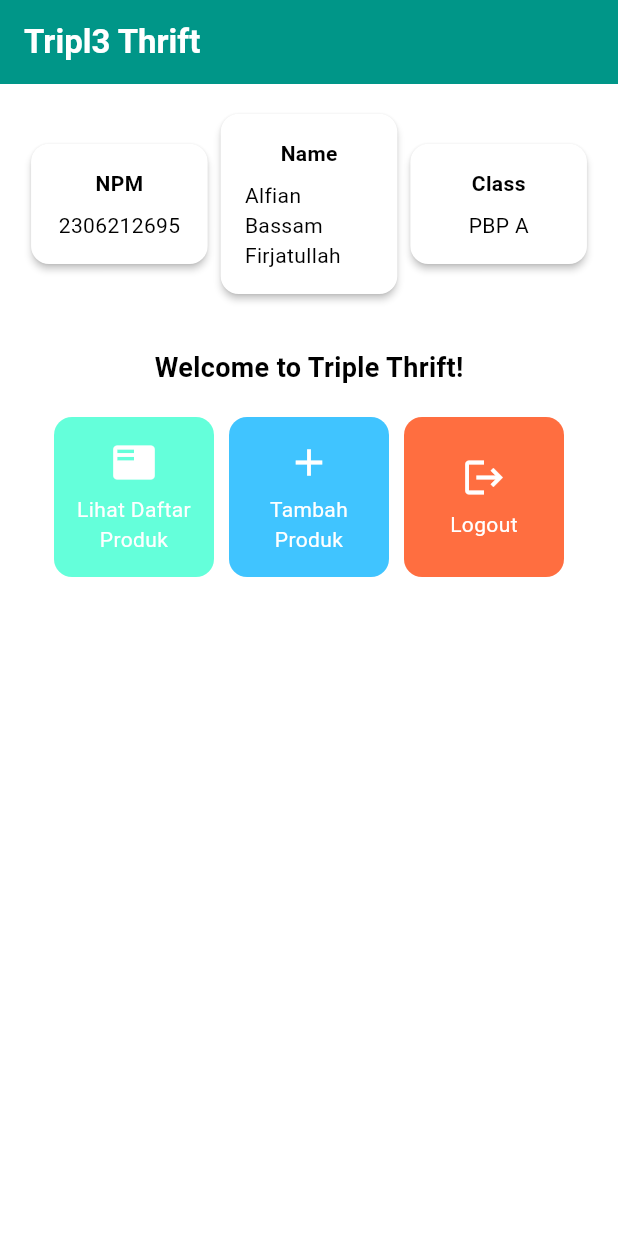
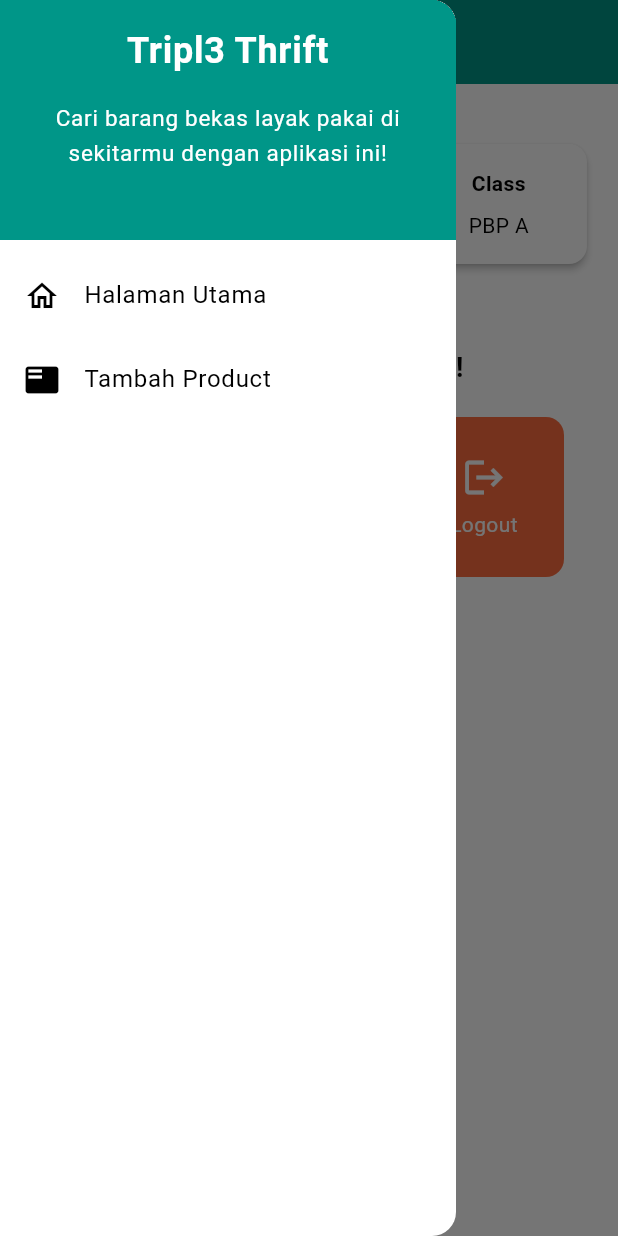
Before and after one commit to AlfianFirja/triple-thrift-mobile, a Flutter app: the screen it shows after launch, with the side drawer open (before the commit the screen has no drawer), on a phone screen of 412 x 824 dp. Run offline on Flutter 3.47's test engine with Material 3 defaults, Android fonts, the phone set to English and light mode, and no system bars.

Commit message:
Task8:lomReadme

```diff
--- a/lib/main.dart
+++ b/lib/main.dart
@@ -1,6 +1,6 @@
 // main.dart
 import 'package:flutter/material.dart';
-import 'package:triple_thrift_mob/menu.dart';
+import 'package:triple_thrift_mob/screens/menu.dart';
 
 void main() {
   runApp(const MyApp());
--- a/lib/menu.dart
+++ b/lib/screens/menu.dart
@@ -1,5 +1,6 @@
-// menu.dart
 import 'package:flutter/material.dart';
+import 'package:triple_thrift_mob/widgets/left_drawer.dart';
+import 'package:triple_thrift_mob/widgets/product_card.dart';
 
 class MyHomePage extends StatelessWidget {
   final String npm = '2306212695'; // NPM
@@ -26,6 +27,7 @@
         ),
         backgroundColor: Theme.of(context).colorScheme.primary,
       ),
+      drawer: const LeftDrawer(),
       body: Padding(
         padding: const EdgeInsets.all(16.0),
         child: Column(
@@ -101,55 +103,3 @@
     );
   }
 }
-
-class ItemHomepage {
-  final String name;
-  final IconData icon;
-  final Color color;
-
-  ItemHomepage(this.name, this.icon, this.color);
-}
-
-class ItemCard extends StatelessWidget {
-  final ItemHomepage item;
-
-  const ItemCard(this.item, {super.key});
-
-  @override
-  Widget build(BuildContext context) {
-    return Material(
-      color: item.color,
-      borderRadius: BorderRadius.circular(12),
-      child: InkWell(
-        onTap: () {
-          ScaffoldMessenger.of(context)
-            ..hideCurrentSnackBar()
-            ..showSnackBar(
-              SnackBar(content: Text("Kamu telah menekan tombol ${item.name}!")),
-            );
-        },
-        child: Container(
-          padding: const EdgeInsets.all(8),
-          child: Center(
-            child: Column(
-              mainAxisAlignment: MainAxisAlignment.center,
-              children: [
-                Icon(
-                  item.icon,
-                  color: Colors.white,
-                  size: 30.0,
-                ),
-                const Padding(padding: EdgeInsets.all(3)),
-                Text(
-                  item.name,
-                  textAlign: TextAlign.center,
-                  style: const TextStyle(color: Colors.white),
-                ),
-              ],
-            ),
-          ),
-        ),
-      ),
-    );
-  }
-}
--- /dev/null
+++ b/lib/widgets/left_drawer.dart
@@ -0,0 +1,69 @@
+import 'package:flutter/material.dart';
+import 'package:triple_thrift_mob/screens/menu.dart';
+import 'package:triple_thrift_mob/screens/productentry_form.dart';
+
+class LeftDrawer extends StatelessWidget {
+  const LeftDrawer({super.key});
+
+  @override
+  Widget build(BuildContext context) {
+    return Drawer(
+      child: ListView(
+        children: [
+          DrawerHeader(
+            decoration: BoxDecoration(
+              color: Theme.of(context).colorScheme.primary,
+            ),
+            child: const Column(
+              children: [
+                Text(
+                  'Tripl3 Thrift',
+                  textAlign: TextAlign.center,
+                  style: TextStyle(
+                    fontSize: 24,
+                    fontWeight: FontWeight.bold,
+                    color: Colors.white,
+                  ),
+                ),
+                Padding(padding: EdgeInsets.all(8)),
+                Text(
+                  "Cari barang bekas layak pakai di sekitarmu dengan aplikasi ini!",
+                  textAlign: TextAlign.center,
+                  style: TextStyle(
+                    fontSize: 15,
+                    fontWeight: FontWeight.normal,
+                    color: Colors.white,
+                  ),
+                ),
+              ],
+            ),
+          ),
+          ListTile(
+            leading: const Icon(Icons.home_outlined),
+            title: const Text('Halaman Utama'),
+            // Bagian redirection ke MyHomePage
+            onTap: () {
+              Navigator.pushReplacement(
+                  context,
+                  MaterialPageRoute(
+                    builder: (context) => MyHomePage(),
+                  ));
+            },
+          ),
+          ListTile(
+            leading: const Icon(Icons.featured_play_list),
+            title: const Text('Tambah Product'),
+            // Bagian redirection ke ProductEntryFormPage
+            onTap: () {
+              Navigator.pushReplacement(
+                  context,
+                  MaterialPageRoute(
+                    builder: (context) => const ProductEntryFormPage(),
+                  ));
+            },
+          ),
+        ],
+      ),
+    );
+  }
+}
--- /dev/null
+++ b/lib/widgets/product_card.dart
@@ -0,0 +1,59 @@
+import 'package:flutter/material.dart';
+import 'package:triple_thrift_mob/screens/productentry_form.dart';
+
+class ItemHomepage {
+  final String name;
+  final IconData icon;
+  final Color color;
+
+  ItemHomepage(this.name, this.icon, this.color);
+}
+
+class ItemCard extends StatelessWidget {
+  final ItemHomepage item;
+
+  const ItemCard(this.item, {super.key});
+
+  @override
+  Widget build(BuildContext context) {
+    return Material(
+      color: item.color,
+      borderRadius: BorderRadius.circular(12),
+      child: InkWell(
+       onTap: () {
+          // Memunculkan SnackBar ketika diklik
+          ScaffoldMessenger.of(context)
+            ..hideCurrentSnackBar()
+            ..showSnackBar(SnackBar(
+                content: Text("Kamu telah menekan tombol ${item.name}!")));
+
+          // Navigate ke route yang sesuai (tergantung jenis tombol)
+          if (item.name == "Tambah Produk") {
+            Navigator.push(context, MaterialPageRoute(builder: (context) => const ProductEntryFormPage()));
+          }
+        },
+        child: Container(
+          padding: const EdgeInsets.all(8),
+          child: Center(
+            child: Column(
+              mainAxisAlignment: MainAxisAlignment.center,
+              children: [
+                Icon(
+                  item.icon,
+                  color: Colors.white,
+                  size: 30.0,
+                ),
+                const Padding(padding: EdgeInsets.all(3)),
+                Text(
+                  item.name,
+                  textAlign: TextAlign.center,
+                  style: const TextStyle(color: Colors.white),
+                ),
+              ],
+            ),
+          ),
+        ),
+      ),
+    );
+  }
+}
```
Also changed, not shown: lib/screens/productentry_form.dart (added, +189 -0 lines).
